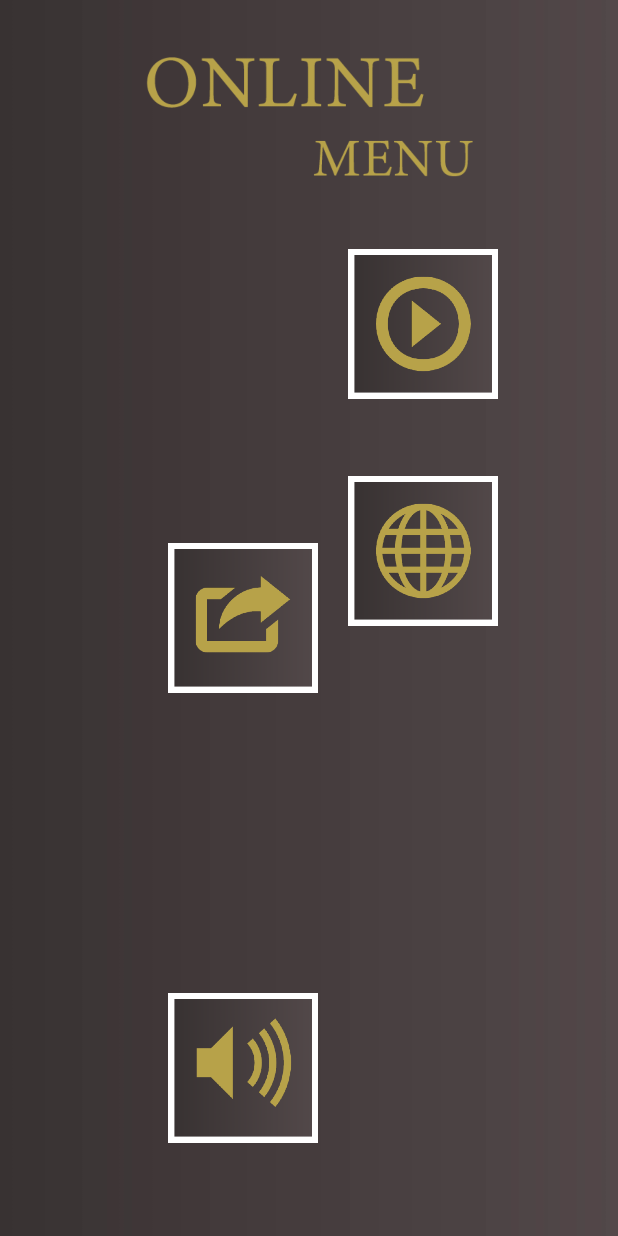
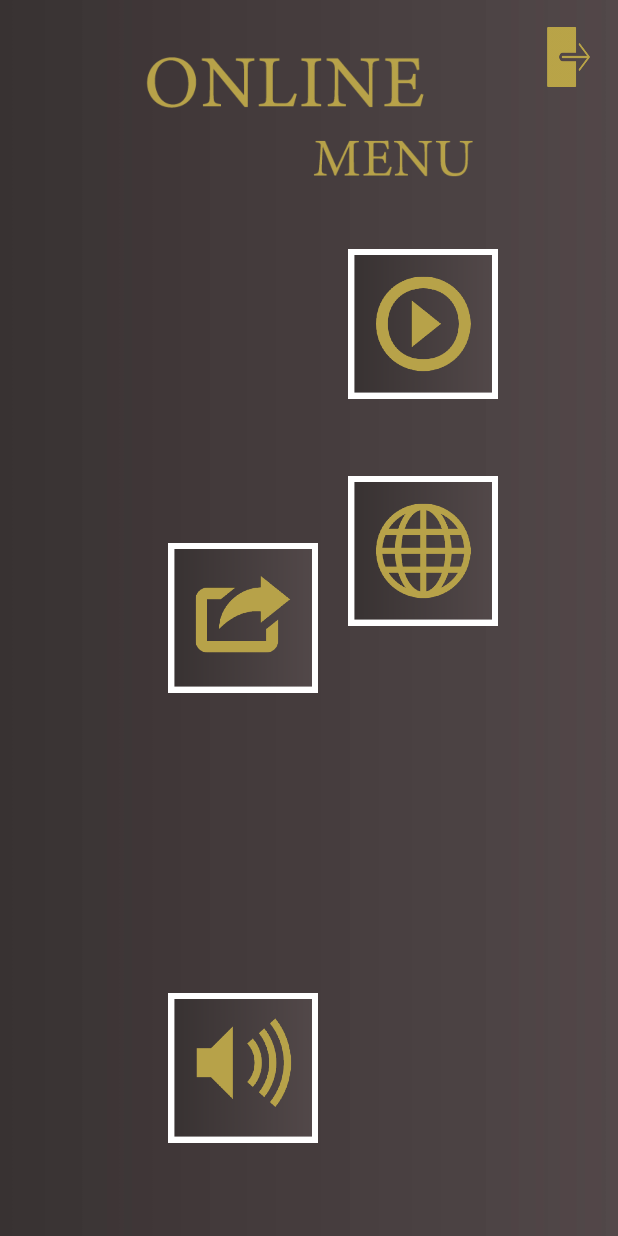
Before and after one commit to hdmonster/MyKhatamulQuranBeta, an Android app: the startOnlineActivity screen opened directly, with no data from a screen before it, on a phone screen of 412 x 824 dp. Run offline under Robolectric (Android 15) with nearby library versions, the phone set to English and light mode, and no system bars.

Commit message:
TAI LO KUCING

```diff
--- a/app/src/main/res/layout/activity_start_online.xml
+++ b/app/src/main/res/layout/activity_start_online.xml
@@ -65,4 +65,14 @@
         android:layout_marginTop="30dp"
         android:layout_alignParentTop="true"
         android:layout_alignParentEnd="true" />
+
+    <Button
+        android:id="@+id/btn_logout"
+        android:layout_width="30dp"
+        android:layout_height="40dp"
+        android:layout_alignParentEnd="true"
+        android:layout_alignParentTop="true"
+        android:layout_marginEnd="18dp"
+        android:layout_marginTop="18dp"
+        android:background="@drawable/exit" />
 </RelativeLayout>
```
Also changed, not shown: app/src/main/res/drawable/exit.png (added).
